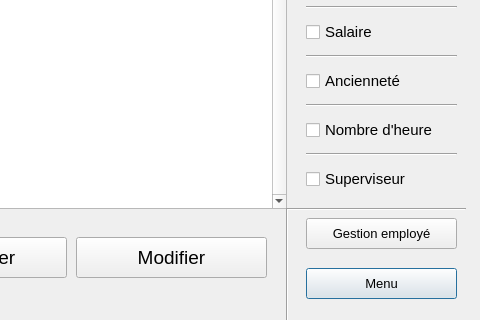
Qt form UI/MenuSuperviseur.ui (LePerron/Application-gestion-employes-projet-session-2023) before a commit; both pictures show x 344 to 824 and y 310 to 630 of the 824 by 630 pixel window.
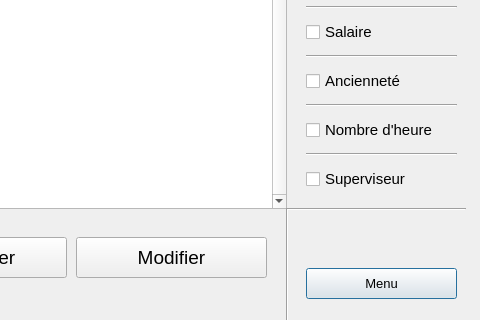
The same form after that commit.

```diff
--- a/UI/MenuSuperviseur.ui
+++ b/UI/MenuSuperviseur.ui
@@ -452,30 +452,6 @@
     <enum>Qt::Horizontal</enum>
    </property>
   </widget>
-  <widget class="QPushButton" name="pushButtonRetournerEmploye">
-   <property name="geometry">
-    <rect>
-     <x>650</x>
-     <y>528</y>
-     <width>151</width>
-     <height>31</height>
-    </rect>
-   </property>
-   <property name="sizePolicy">
-    <sizepolicy hsizetype="Minimum" vsizetype="Fixed">
-     <horstretch>0</horstretch>
-     <verstretch>13</verstretch>
-    </sizepolicy>
-   </property>
-   <property name="font">
-    <font>
-     <pointsize>10</pointsize>
-    </font>
-   </property>
-   <property name="text">
-    <string>Gestion employé</string>
-   </property>
-  </widget>
   <widget class="QPushButton" name="pushButtonModifierEmploye">
    <property name="geometry">
     <rect>
```
